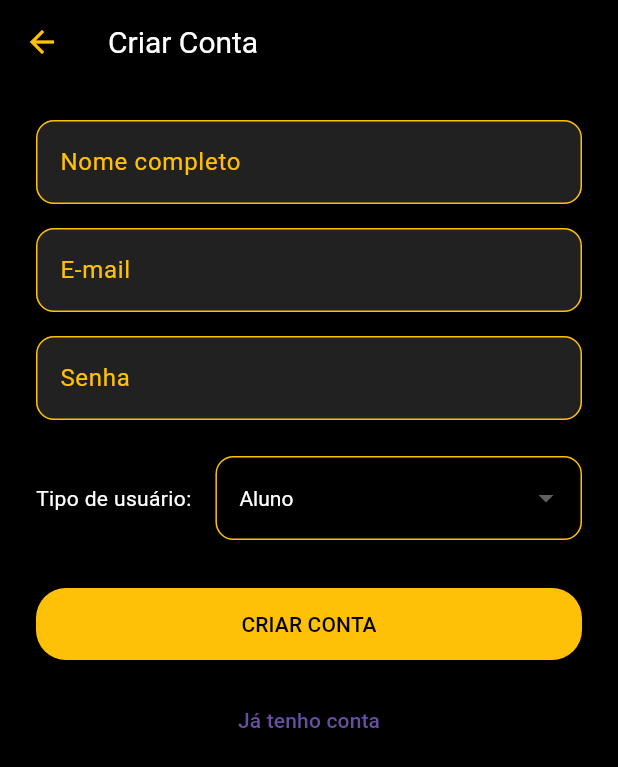
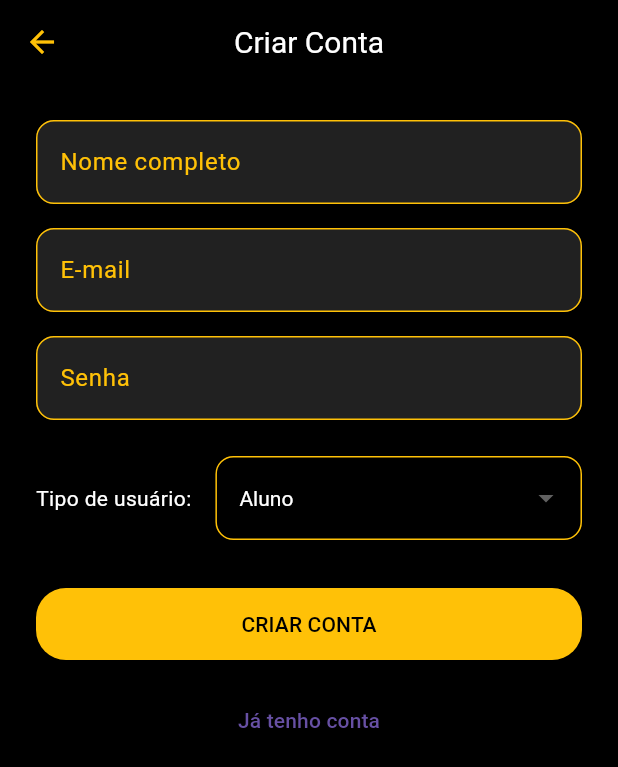
Before and after one commit to AntonioAlenc/ShapeUp, a Flutter app: the screen it shows after launch, after a tap on "ENTRAR", after a tap on "Cadastre-se", on a phone screen of 412 x 824 dp. Shown: the top 767 px of the screen. Run offline on Flutter 3.47's test engine with Material 3 defaults, Android fonts, the light colour scheme and no system bars; our stand-ins replace cloud_firestore, firebase_auth, firebase_core; accounts and stored records are empty.

Commit message:
0209 2038

```diff
--- /dev/null
+++ b/devtools_options.yaml
@@ -0,0 +1,3 @@
+description: This file stores settings for Dart & Flutter DevTools.
+documentation: https://docs.flutter.dev/tools/devtools/extensions#configure-extension-enablement-states
+extensions:
--- a/lib/telas/cadastro_tela.dart
+++ b/lib/telas/cadastro_tela.dart
@@ -1,4 +1,5 @@
 import 'package:flutter/material.dart';
+import '../servicos/auth_service.dart';
 
 class CadastroTela extends StatefulWidget {
   const CadastroTela({super.key});
@@ -9,17 +10,68 @@ class CadastroTela extends StatefulWidget {
 
 class _CadastroTelaState extends State<CadastroTela> {
   final _formKey = GlobalKey<FormState>();
-  final TextEditingController _nomeController = TextEditingController();
-  final TextEditingController _emailController = TextEditingController();
-  final TextEditingController _senhaController = TextEditingController();
+  final _nomeController = TextEditingController();
+  final _emailController = TextEditingController();
+  final _senhaController = TextEditingController();
   String _tipoUsuario = 'aluno';
+  bool _carregando = false;
+
+  @override
+  void dispose() {
+    _nomeController.dispose();
+    _emailController.dispose();
+    _senhaController.dispose();
+    super.dispose();
+  }
+
+  Future<void> _criarConta() async {
+    if (!_formKey.currentState!.validate()) return;
+
+    setState(() => _carregando = true);
+    try {
+      await AuthService.instancia.cadastrarEmailSenha(
+        nome: _nomeController.text,
+        email: _emailController.text,
+        senha: _senhaController.text,
+        tipoUsuario: _tipoUsuario, // << salva no Firestore
+      );
+
+      // sucesso → navega conforme o tipo
+      final rota =
+          _tipoUsuario == 'personal' ? '/menu-personal' : '/menu-aluno';
+
+      if (mounted) {
+        ScaffoldMessenger.of(context).showSnackBar(
+          const SnackBar(
+            content: Text(
+              'Conta criada! Verifique seu e-mail para confirmar o cadastro.',
+            ),
+          ),
+        );
+        Navigator.pushReplacementNamed(context, rota);
+      }
+    } catch (e) {
+      final msg = AuthService.instancia.traduzErro(e);
+      if (mounted) {
+        ScaffoldMessenger.of(context).showSnackBar(
+          SnackBar(content: Text(msg)),
+        );
+      }
+    } finally {
+      if (mounted) setState(() => _carregando = false);
+    }
+  }
 
   @override
   Widget build(BuildContext context) {
     return Scaffold(
       backgroundColor: Colors.black,
       appBar: AppBar(
+        backgroundColor: Colors.black,
+        foregroundColor: Colors.amber,
         title: const Text('Criar Conta'),
+        centerTitle: true,
+        elevation: 0,
       ),
       body: Padding(
         padding: const EdgeInsets.all(24),
@@ -37,17 +89,28 @@ class _CadastroTelaState extends State<CadastroTela> {
                   controller: _emailController,
                   label: 'E-mail',
                   teclado: TextInputType.emailAddress,
+                  validacao: (v) {
+                    if (v == null || v.isEmpty) return 'Preencha o e-mail';
+                    if (!v.contains('@')) return 'E-mail inválido';
+                    return null;
+                  },
                 ),
                 const SizedBox(height: 16),
                 _campoTexto(
                   controller: _senhaController,
                   label: 'Senha',
                   senha: true,
+                  validacao: (v) {
+                    if (v == null || v.isEmpty) return 'Informe a senha';
+                    if (v.length < 6) return 'Mínimo 6 caracteres';
+                    return null;
+                  },
                 ),
                 const SizedBox(height: 24),
                 Row(
                   children: [
-                    const Text('Tipo de usuário:', style: TextStyle(color: Colors.white)),
+                    const Text('Tipo de usuário:',
+                        style: TextStyle(color: Colors.white)),
                     const SizedBox(width: 16),
                     Expanded(
                       child: DropdownButtonFormField<String>(
@@ -96,18 +159,14 @@ class _CadastroTelaState extends State<CadastroTela> {
                         borderRadius: BorderRadius.circular(20),
                       ),
                     ),
-                    onPressed: () {
-                      if (_formKey.currentState!.validate()) {
-                        print('Criar conta: ${_emailController.text} como $_tipoUsuario');
-
-                        final rota = _tipoUsuario == 'personal'
-                            ? '/menu-personal'
-                            : '/menu-aluno';
-
-                        Navigator.pushReplacementNamed(context, rota);
-                      }
-                    },
-                    child: const Text('CRIAR CONTA'),
+                    onPressed: _carregando ? null : _criarConta,
+                    child: _carregando
+                        ? const SizedBox(
+                            height: 20,
+                            width: 20,
+                            child: CircularProgressIndicator(strokeWidth: 2),
+                          )
+                        : const Text('CRIAR CONTA'),
                   ),
                 ),
                 const SizedBox(height: 16),
@@ -128,6 +187,7 @@ class _CadastroTelaState extends State<CadastroTela> {
     required String label,
     bool senha = false,
     TextInputType teclado = TextInputType.text,
+    String? Function(String?)? validacao,
   }) {
     return TextFormField(
       controller: controller,
@@ -148,8 +208,8 @@ class _CadastroTelaState extends State<CadastroTela> {
           borderSide: const BorderSide(color: Colors.amber),
         ),
       ),
-      validator: (value) =>
-          value == null || value.isEmpty ? 'Preencha o campo' : null,
+      validator: validacao ??
+          (value) => value == null || value.isEmpty ? 'Preencha o campo' : null,
     );
   }
 }
--- a/lib/telas/login_tela.dart
+++ b/lib/telas/login_tela.dart
@@ -1,4 +1,5 @@
 import 'package:flutter/material.dart';
+import 'package:cloud_firestore/cloud_firestore.dart';
 import '../servicos/auth_service.dart';
 
 class LoginTela extends StatefulWidget {
@@ -10,14 +11,64 @@ class LoginTela extends StatefulWidget {
 
 class _LoginTelaState extends State<LoginTela> {
   final _formKey = GlobalKey<FormState>();
-  final TextEditingController _emailController = TextEditingController();
-  final TextEditingController _senhaController = TextEditingController();
+  final _emailController = TextEditingController();
+  final _senhaController = TextEditingController();
+  bool _carregando = false;
 
   @override
   void dispose() {
     _emailController.dispose();
     _senhaController.dispose();
     super.dispose();
+  }
+
+  Future<void> _entrar() async {
+    if (!_formKey.currentState!.validate()) return;
+
+    setState(() => _carregando = true);
+
+    try {
+      final email = _emailController.text.trim();
+      final senha = _senhaController.text;
+
+      final user = await AuthService.instancia.entrarEmailSenha(
+        email: email,
+        senha: senha,
+      );
+
+      if (user == null) throw Exception('Falha inesperada.');
+
+      // (Opcional) Exigir verificação de e-mail:
+      // if (!AuthService.instancia.emailVerificado) {
+      //   await AuthService.instancia.enviarVerificacaoEmail();
+      //   if (!mounted) return;
+      //   ScaffoldMessenger.of(context).showSnackBar(const SnackBar(
+      //     content: Text('Verifique seu e-mail para confirmar o cadastro.'),
+      //   ));
+      // }
+
+      // Busca o perfil para decidir rota
+      final snap = await FirebaseFirestore.instance
+          .collection('usuarios')
+          .doc(user.uid)
+          .get();
+
+      final dados = snap.data() ?? {};
+      final tipo = (dados['tipo'] ?? 'aluno').toString();
+
+      final rota = (tipo == 'personal') ? '/menu-personal' : '/menu-aluno';
+
+      if (!mounted) return;
+      Navigator.of(context).pushReplacementNamed(rota);
+    } catch (e) {
+      final msg = AuthService.instancia.traduzErro(e);
+      if (!mounted) return;
+      ScaffoldMessenger.of(context).showSnackBar(
+        SnackBar(content: Text('Falha no login: $msg')),
+      );
+    } finally {
+      if (mounted) setState(() => _carregando = false);
+    }
   }
 
   @override
@@ -33,11 +84,10 @@ class _LoginTelaState extends State<LoginTela> {
               child: Column(
                 mainAxisAlignment: MainAxisAlignment.center,
                 children: [
-                  Image.asset(
-                    'imagens/LogoVazada.png',
-                    width: 150,
-                  ),
+                  Image.asset('imagens/LogoVazada.png', width: 150),
                   const SizedBox(height: 40),
+
+                  // E-mail
                   TextFormField(
                     controller: _emailController,
                     style: const TextStyle(color: Colors.white),
@@ -45,11 +95,11 @@ class _LoginTelaState extends State<LoginTela> {
                     decoration: InputDecoration(
                       labelText: 'E-mail',
                       labelStyle: const TextStyle(color: Colors.amber),
-                      enabledBorder: OutlineInputBorder(
-                        borderSide: const BorderSide(color: Colors.amber),
+                      enabledBorder: const OutlineInputBorder(
+                        borderSide: BorderSide(color: Colors.amber),
                       ),
-                      focusedBorder: OutlineInputBorder(
-                        borderSide: const BorderSide(color: Colors.amber, width: 2),
+                      focusedBorder: const OutlineInputBorder(
+                        borderSide: BorderSide(color: Colors.amber, width: 2),
                       ),
                       prefixIcon: const Icon(Icons.email, color: Colors.amber),
                     ),
@@ -57,10 +107,14 @@ class _LoginTelaState extends State<LoginTela> {
                       if (value == null || value.isEmpty) {
                         return 'Informe o e-mail';
                       }
+                      if (!value.contains('@')) return 'E-mail inválido';
                       return null;
                     },
                   ),
+
                   const SizedBox(height: 16),
+
+                  // Senha
                   TextFormField(
                     controller: _senhaController,
                     style: const TextStyle(color: Colors.white),
@@ -68,11 +122,11 @@ class _LoginTelaState extends State<LoginTela> {
                     decoration: InputDecoration(
                       labelText: 'Senha',
                       labelStyle: const TextStyle(color: Colors.amber),
-                      enabledBorder: OutlineInputBorder(
-                        borderSide: const BorderSide(color: Colors.amber),
+                      enabledBorder: const OutlineInputBorder(
+                        borderSide: BorderSide(color: Colors.amber),
                       ),
-                      focusedBorder: OutlineInputBorder(
-                        borderSide: const BorderSide(color: Colors.amber, width: 2),
+                      focusedBorder: const OutlineInputBorder(
+                        borderSide: BorderSide(color: Colors.amber, width: 2),
                       ),
                       prefixIcon: const Icon(Icons.lock, color: Colors.amber),
                     ),
@@ -83,20 +137,23 @@ class _LoginTelaState extends State<LoginTela> {
                       return null;
                     },
                   ),
+
                   const SizedBox(height: 12),
+
                   Align(
                     alignment: Alignment.centerRight,
                     child: TextButton(
-                      onPressed: () {
-                        Navigator.pushNamed(context, '/recuperacao');
-                      },
+                      onPressed: () =>
+                          Navigator.pushNamed(context, '/recuperacao'),
                       child: const Text(
                         'Esqueci minha senha',
                         style: TextStyle(color: Colors.amber),
                       ),
                     ),
                   ),
+
                   const SizedBox(height: 16),
+
                   SizedBox(
                     width: double.infinity,
                     child: ElevatedButton(
@@ -105,41 +162,30 @@ class _LoginTelaState extends State<LoginTela> {
                         padding: const EdgeInsets.symmetric(vertical: 14),
                         textStyle: const TextStyle(fontSize: 16),
                       ),
-                      onPressed: () async {
-                        if (!_formKey.currentState!.validate()) return;
-
-                        final email = _emailController.text.trim();
-                        final senha = _senhaController.text;
-
-                        try {
-                          await AuthService.instancia
-                              .entrarEmailSenha(email: email, senha: senha);
-
-                          if (!mounted) return;
-                          Navigator.of(context).pushReplacementNamed('/');
-                        } catch (e) {
-                          if (!mounted) return;
-                          ScaffoldMessenger.of(context).showSnackBar(
-                            SnackBar(content: Text('Falha no login: $e')),
-                          );
-                        }
-                      },
-                      child: const Text('ENTRAR', style: TextStyle(color: Colors.black)),
+                      onPressed: _carregando ? null : _entrar,
+                      child: _carregando
+                          ? const SizedBox(
+                              width: 20,
+                              height: 20,
+                              child: CircularProgressIndicator(strokeWidth: 2),
+                            )
+                          : const Text('ENTRAR',
+                              style: TextStyle(color: Colors.black)),
                     ),
                   ),
+
                   const SizedBox(height: 24),
+
                   Row(
                     mainAxisAlignment: MainAxisAlignment.center,
                     children: [
-                      const Text('Não tem uma conta?', style: TextStyle(color: Colors.white)),
+                      const Text('Não tem uma conta?',
+                          style: TextStyle(color: Colors.white)),
                       TextButton(
-                        onPressed: () {
-                          Navigator.pushNamed(context, '/cadastro');
-                        },
-                        child: const Text(
-                          'Cadastre-se',
-                          style: TextStyle(color: Colors.amber),
-                        ),
+                        onPressed: () =>
+                            Navigator.pushNamed(context, '/cadastro'),
+                        child: const Text('Cadastre-se',
+                            style: TextStyle(color: Colors.amber)),
                       ),
                     ],
                   ),
```
Also changed, not shown: lib/servicos/auth_service.dart (+110 -12 lines), firebase.json (added), lib/firebase_options.dart, 1 other file.
